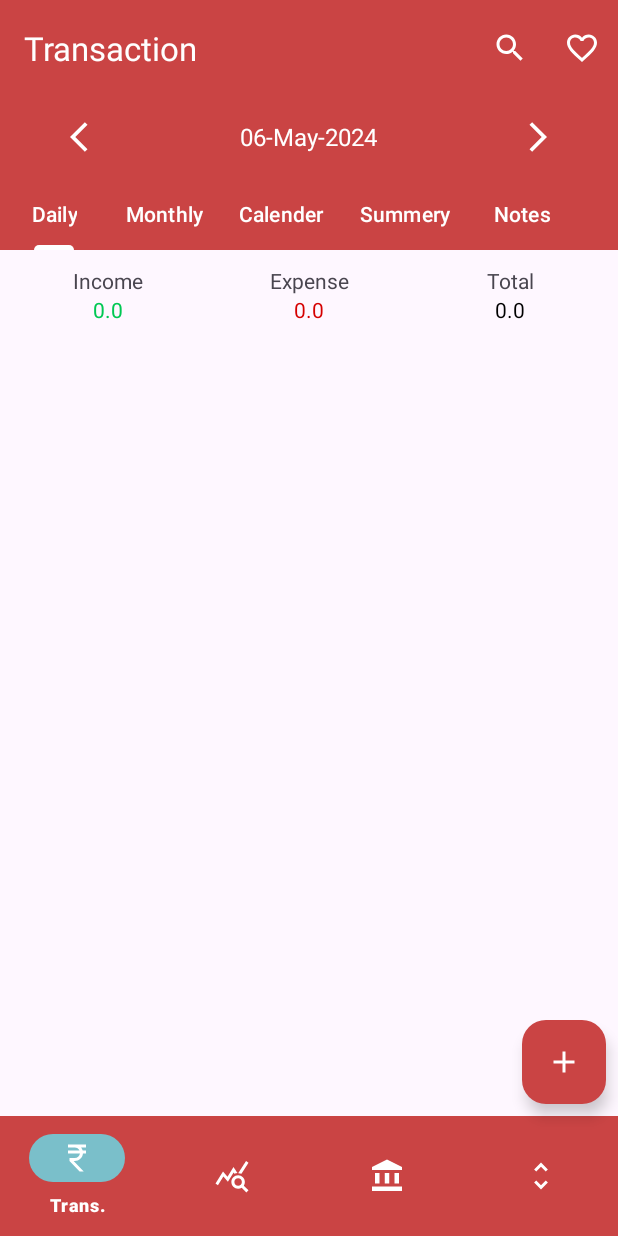
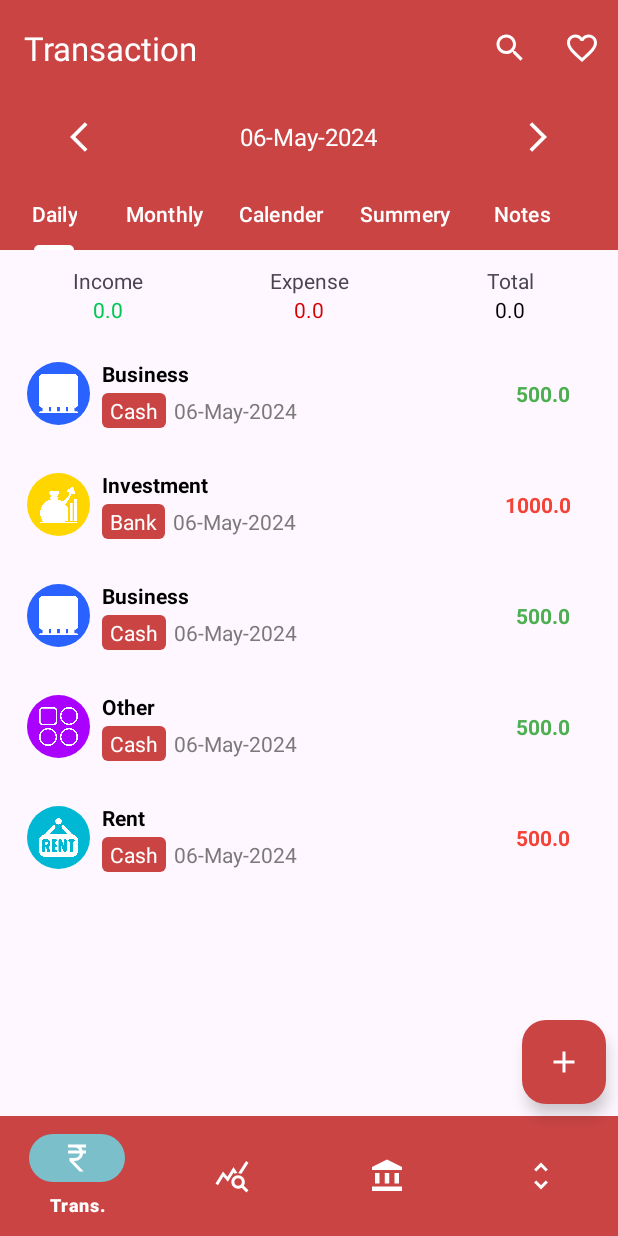
Before and after one commit to AtomicFive4059/expensesManager_App, an Android app: the screen it shows after launch (MainActivity), on a phone screen of 412 x 824 dp. Run offline under Robolectric (Android 15) with nearby library versions, the phone set to English and light mode, and no system bars; Roboto replaces fonts that are not available here; 1 statement that could not run was skipped.

Commit message:
On the basis of Category_Model class getCategoryName, classified the image and background of home fragment transaction

```diff
--- a/app/src/main/java/com/example/expensesmanagerapp/MainActivity.java
+++ b/app/src/main/java/com/example/expensesmanagerapp/MainActivity.java
@@ -12,12 +12,17 @@ import androidx.appcompat.app.AppCompatActivity;
 import androidx.core.graphics.Insets;
 import androidx.core.view.ViewCompat;
 import androidx.core.view.WindowInsetsCompat;
+import androidx.recyclerview.widget.LinearLayoutManager;
 
+import com.example.expensesmanagerapp.Utiles.Constant;
 import com.example.expensesmanagerapp.Utiles.Helper;
 import com.example.expensesmanagerapp.databinding.ActivityMainBinding;
 import com.example.expensesmanagerapp.fragment.AddTransactionFragment;
+import com.example.expensesmanagerapp.fragment.Transaction_Adapter;
+import com.example.expensesmanagerapp.fragment.Transaction_Model;
 
 import java.text.SimpleDateFormat;
+import java.util.ArrayList;
 import java.util.Calendar;
 import java.util.Date;
 
@@ -53,6 +58,11 @@ public class MainActivity extends AppCompatActivity {
         //set Title to the Toolbar
         getSupportActionBar().setTitle("Transaction");
 
+        //calling setCategoris function
+        Constant.setCategories();
+
+
+
         //calling updateDate function
         updateDate();
 
@@ -83,7 +93,21 @@ public class MainActivity extends AppCompatActivity {
             //this method is ex. of lambda expression in android studio and passing null tag
             new AddTransactionFragment().show(getSupportFragmentManager(),null);
         });
+
+        ArrayList<Transaction_Model> transactionModelArrayList = new ArrayList<>();
+        transactionModelArrayList.add(new Transaction_Model(Constant.INCOME,"Business","Cash","Some Notes Here",new Date(),500,1));
+        transactionModelArrayList.add(new Transaction_Model(Constant.EXPENSES,"Investment","Bank","Some Notes Here",new Date(),1000,2));
+        transactionModelArrayList.add(new Transaction_Model(Constant.INCOME,"Business","Cash","Some Notes Here",new Date(),500,3));
+        transactionModelArrayList.add(new Transaction_Model(Constant.INCOME,"Other","Cash","Some Notes Here",new Date(),500,4));
+        transactionModelArrayList.add(new Transaction_Model(Constant.EXPENSES,"Rent","Cash","Some Notes Here",new Date(),500,5));
+
+        Transaction_Adapter adapter = new Transaction_Adapter(this,transactionModelArrayList);
+        binding.transactionList.setLayoutManager(new LinearLayoutManager(this));
+        binding.transactionList.setAdapter(adapter);
+
     }
+
+    ///////////////////////////////////////////////
 
     //outside function that is created outside of the onCreate method
 
--- /dev/null
+++ b/app/src/main/java/com/example/expensesmanagerapp/Utiles/Constant.java
@@ -0,0 +1,38 @@
+package com.example.expensesmanagerapp.Utiles;
+
+import com.example.expensesmanagerapp.R;
+import com.example.expensesmanagerapp.fragment.Category_Model;
+
+import java.util.ArrayList;
+
+public class Constant {
+    public static String INCOME  = "INCOME";
+    public static String EXPENSES  = "EXPENSES";
+
+    //Declaring static ArrayList of Category_Model, for calling without creating several time its obj
+   public static ArrayList<Category_Model> categoryModelArrayList;
+    public static void setCategories(){
+
+        //ArrayList of Category_Model with its instance
+        categoryModelArrayList = new ArrayList<>();
+
+        //adding data to constructor of Category_Model
+        categoryModelArrayList.add(new Category_Model("Salary",R.drawable.salary,R.color.category1));
+        categoryModelArrayList.add(new Category_Model("Business",R.drawable.firm,R.color.category2));
+        categoryModelArrayList.add(new Category_Model("Investment",R.drawable.investment,R.color.category3));
+        categoryModelArrayList.add(new Category_Model("Loan",R. drawable.loan,R.color.category4));
+        categoryModelArrayList.add(new Category_Model("Rent",R.drawable.rent,R.color.category5));
+        categoryModelArrayList.add(new Category_Model("Other",R.drawable.other_menu,R.color.category6));
+    }
+
+    public static Category_Model getCategoryDetails(String categoryName){
+        for (Category_Model cat:categoryModelArrayList) {
+
+            if (cat.getCategoryName().equals(categoryName)){
+                return cat;
+            }
+        }
+
+        return null;
+    }
+}
--- a/app/src/main/java/com/example/expensesmanagerapp/fragment/AddTransactionFragment.java
+++ b/app/src/main/java/com/example/expensesmanagerapp/fragment/AddTransactionFragment.java
@@ -16,6 +16,7 @@ import android.widget.DatePicker;
 import android.widget.LinearLayout;
 
 import com.example.expensesmanagerapp.R;
+import com.example.expensesmanagerapp.Utiles.Constant;
 import com.example.expensesmanagerapp.Utiles.Helper;
 import com.example.expensesmanagerapp.databinding.FragmentAddTransactionBinding;
 import com.example.expensesmanagerapp.databinding.ListDialogBinding;
@@ -112,19 +113,9 @@ public class AddTransactionFragment extends BottomSheetDialogFragment {
             //setting view to categoryDialog
             categoryDialog.setView(dialogBinding.getRoot());
 
-            //ArrayList of Category_Model with its instance
-            ArrayList<Category_Model> categoryModelArrayList = new ArrayList<>();
-
-            //adding data to constructor of Category_Model
-            categoryModelArrayList.add(new Category_Model("Salary",R.drawable.salary,R.color.category1));
-            categoryModelArrayList.add(new Category_Model("Business",R.drawable.firm,R.color.category2));
-            categoryModelArrayList.add(new Category_Model("Investment",R.drawable.investment,R.color.category3));
-            categoryModelArrayList.add(new Category_Model("Loan",R. drawable.loan,R.color.category4));
-            categoryModelArrayList.add(new Category_Model("Rent",R.drawable.rent,R.color.category5));
-            categoryModelArrayList.add(new Category_Model("Other",R.drawable.other_menu,R.color.category6));
 
             //Making obj of the Category_Adapter class and passing context of activity, arraylist of Category_Model and CategoryClickListener for displaying the selected category in the Ui field
-            Category_Adapter adapter = new Category_Adapter(getContext(), categoryModelArrayList, new Category_Adapter.CategoryClickListener() {
+            Category_Adapter adapter = new Category_Adapter(getContext(), Constant.categoryModelArrayList, new Category_Adapter.CategoryClickListener() {
                 @Override
                 public void onCategoryClicked(Category_Model categoryModel) {
                     //now displaying selected category in UI element
--- a/app/src/main/java/com/example/expensesmanagerapp/fragment/Category_Model.java
+++ b/app/src/main/java/com/example/expensesmanagerapp/fragment/Category_Model.java
@@ -45,4 +45,5 @@ public class Category_Model {
     public void setCategoryColor(int categoryColor) {
         this.categoryColor = categoryColor;
     }
+
 }
--- a/app/src/main/java/com/example/expensesmanagerapp/fragment/Transaction_Adapter.java
+++ b/app/src/main/java/com/example/expensesmanagerapp/fragment/Transaction_Adapter.java
@@ -9,6 +9,7 @@ import androidx.annotation.NonNull;
 import androidx.recyclerview.widget.RecyclerView;
 
 import com.example.expensesmanagerapp.R;
+import com.example.expensesmanagerapp.Utiles.Constant;
 import com.example.expensesmanagerapp.Utiles.Helper;
 import com.example.expensesmanagerapp.databinding.RowTransactionBinding;
 
@@ -37,17 +38,27 @@ public class Transaction_Adapter extends RecyclerView.Adapter<Transaction_Adapte
         //getting the position from arraylist
         Transaction_Model transactionModel = arrayList.get(position);
 
-        holder.binding.transactionAmount.setText(transactionModel.getAccount());
+        holder.binding.transactionAmount.setText(String.valueOf(transactionModel.getAmount()));
         holder.binding.accountLabel.setText(transactionModel.getAccount());
 
        // Helper helper = new Helper(); instead of creating a every time obj of same class, we gonna do that particular method and function as a static and call directly
 
+        Category_Model categoryModel = Constant.getCategoryDetails(transactionModel.getCategory());
+        holder.binding.categoryIcon.setImageResource(categoryModel != null ? categoryModel.getCategoryImage() : 0);
+        //gand lag yaha pe hii
+        assert categoryModel != null;
+        holder.binding.categoryIcon.setBackgroundTintList(context.getColorStateList(categoryModel.getCategoryColor()));
+
+        //holder.binding.categoryIcon.setImageResource(categoryModel22.getCategoryImage());
+
+      //  holder.binding.categoryIcon.setBackgroundTintList(context.getColorStateList(categoryModel22 != null ? categoryModel22.getCategoryColor() : 0));
+
         holder.binding.transactionDate.setText(Helper.dateformat(transactionModel.getDate()));
         holder.binding.transactionCategory.setText(transactionModel.getCategory());
 
-        if (transactionModel.getType().equals("Income")){
+        if (transactionModel.getType().equals(Constant.INCOME)){
             holder.binding.transactionAmount.setTextColor(context.getColor(R.color.greenColor));
-        } else if (transactionModel.getType().equals("Expenses")) {
+        } else if (transactionModel.getType().equals(Constant.EXPENSES)) {
             holder.binding.transactionAmount.setTextColor(context.getColor(R.color.redColor));
         }
 
--- a/app/src/main/java/com/example/expensesmanagerapp/fragment/Transaction_Model.java
+++ b/app/src/main/java/com/example/expensesmanagerapp/fragment/Transaction_Model.java
@@ -7,6 +7,7 @@ public class Transaction_Model {
 
     //all the string type of transaction
     private String type,category,account,note;
+
 //    date of transaction
     private Date date;
     //amount of transaction
--- a/app/src/main/res/layout/row_transaction.xml
+++ b/app/src/main/res/layout/row_transaction.xml
@@ -13,6 +13,7 @@
         android:layout_height="42dp"
         android:layout_marginStart="8dp"
         android:layout_marginTop="8dp"
+        android:padding="8sp"
         android:background="@drawable/category_bg"
         app:layout_constraintBottom_toBottomOf="@+id/linearLayout3"
         app:layout_constraintStart_toStartOf="parent"
```
